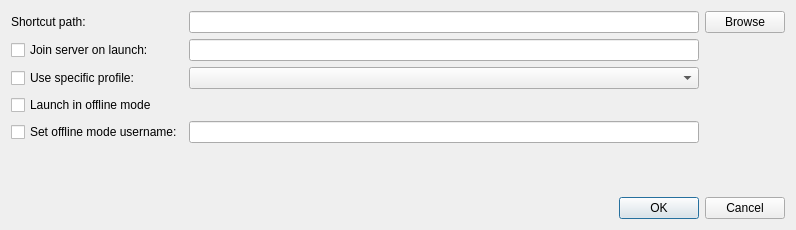
VorwerkUa2/WerkLauncher, file launcher/ui/dialogs/CreateShortcutDialog.ui: the form before one commit.
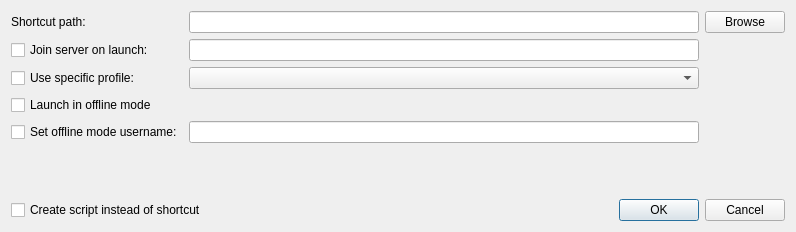
The form after the commit.

Commit message: NOISSUE shortcut creation: add option to create launch scripts This allows shortcuts to be created on Macs (which don't have a concept of desktop shortcuts) as well as Linux systems that don't support the desktop file specification. Also included a windows batch file implementation.

Patch:
```diff
--- a/launcher/ui/dialogs/CreateShortcutDialog.ui
+++ b/launcher/ui/dialogs/CreateShortcutDialog.ui
@@ -13,7 +13,7 @@
     <x>0</x>
     <y>0</y>
     <width>796</width>
-    <height>230</height>
+    <height>232</height>
    </rect>
   </property>
   <property name="minimumSize">
@@ -101,11 +101,25 @@
     </spacer>
    </item>
    <item>
-    <widget class="QDialogButtonBox" name="buttonBox">
-     <property name="standardButtons">
-      <set>QDialogButtonBox::Cancel|QDialogButtonBox::Ok</set>
+    <layout class="QHBoxLayout" name="horizontalLayout">
+     <property name="bottomMargin">
+      <number>0</number>
      </property>
-    </widget>
+     <item>
+      <widget class="QCheckBox" name="createScriptCheckBox">
+       <property name="text">
+        <string>Create script instead of shortcut</string>
+       </property>
+      </widget>
+     </item>
+     <item>
+      <widget class="QDialogButtonBox" name="buttonBox">
+       <property name="standardButtons">
+        <set>QDialogButtonBox::Cancel|QDialogButtonBox::Ok</set>
+       </property>
+      </widget>
+     </item>
+    </layout>
    </item>
   </layout>
  </widget>
```
Left out of the diff: 62 changed lines with no effect on the pictures. The commit also changes 3 other files.
